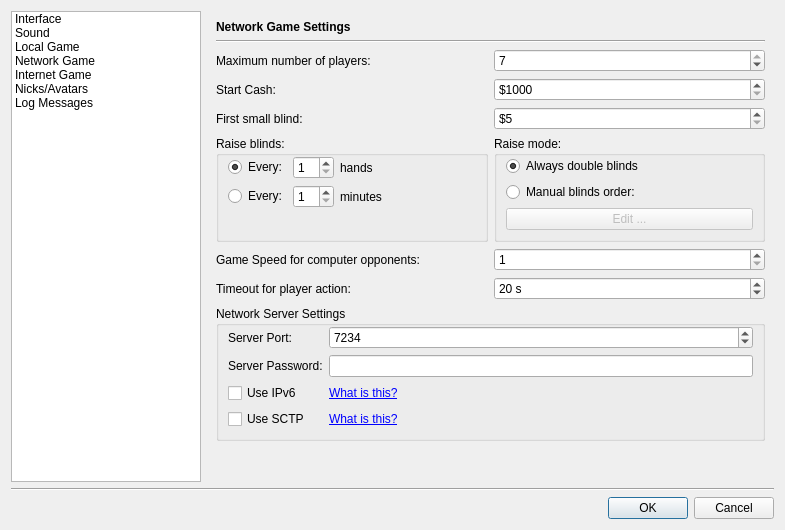
The window that src/gui/qt/settingsdialog.ui (pokerth/pokerth) describes before a commit, drawn with Qt 5.
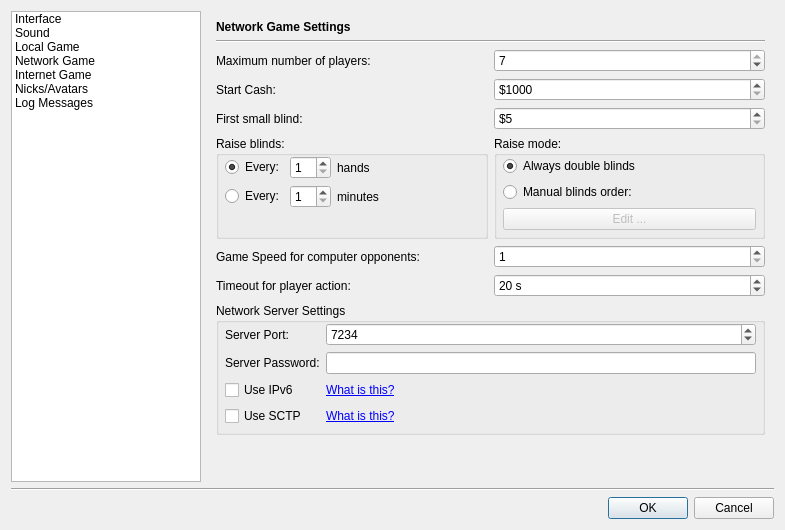
The same window after the commit. The open tabs and pages were chosen to show the change. Icons and pictures are not drawn. Custom widgets are drawn as their Qt base class.

Commit message: add gui config for new avatar-server - turkish translation update

Patch:
```diff
--- a/src/gui/qt/settingsdialog.ui
+++ b/src/gui/qt/settingsdialog.ui
@@ -905,13 +905,28 @@
           <layout class="QHBoxLayout" >
            <item>
             <widget class="QGroupBox" name="groupBox_8" >
+             <property name="maximumSize" >
+              <size>
+               <width>16777215</width>
+               <height>105</height>
+              </size>
+             </property>
              <property name="title" >
               <string>Raise blinds:</string>
              </property>
              <layout class="QGridLayout" >
+              <property name="leftMargin" >
+               <number>6</number>
+              </property>
               <property name="topMargin" >
                <number>0</number>
               </property>
+              <property name="rightMargin" >
+               <number>6</number>
+              </property>
+              <property name="bottomMargin" >
+               <number>6</number>
+              </property>
               <item row="0" column="0" >
                <widget class="QRadioButton" name="radioButton_netRaiseBlindsAtHands" >
                 <property name="text" >
@@ -993,13 +1008,28 @@
                <verstretch>0</verstretch>
               </sizepolicy>
              </property>
+             <property name="maximumSize" >
+              <size>
+               <width>16777215</width>
+               <height>105</height>
+              </size>
+             </property>
              <property name="title" >
               <string>Raise mode:</string>
              </property>
              <layout class="QGridLayout" >
+              <property name="leftMargin" >
+               <number>6</number>
+              </property>
               <property name="topMargin" >
                <number>0</number>
               </property>
+              <property name="rightMargin" >
+               <number>6</number>
+              </property>
+              <property name="bottomMargin" >
+               <number>6</number>
+              </property>
               <item row="0" column="0" >
                <widget class="QRadioButton" name="radioButton_netAlwaysDoubleBlinds" >
                 <property name="text" >
@@ -1096,16 +1126,16 @@
            </property>
            <layout class="QGridLayout" >
             <property name="leftMargin" >
-             <number>9</number>
+             <number>6</number>
             </property>
             <property name="topMargin" >
              <number>0</number>
             </property>
             <property name="rightMargin" >
-             <number>9</number>
+             <number>6</number>
             </property>
             <property name="bottomMargin" >
-             <number>9</number>
+             <number>6</number>
             </property>
             <property name="spacing" >
              <number>6</number>
```
Left out of the diff: 78 changed lines with no effect on the pictures. The commit also changes 4 other files.
